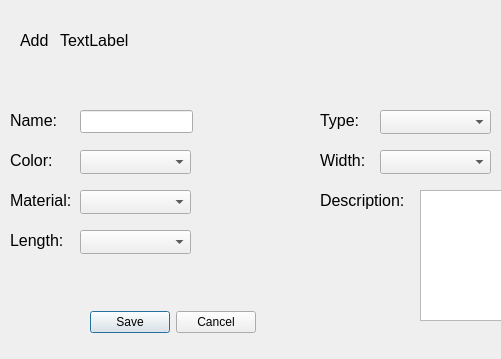
Old version of the form addclothing.ui in the repository MijersOne/CyberDom-Qt; both pictures show x 0 to 501 and y 0 to 359 of the 719 by 359 pixel window.
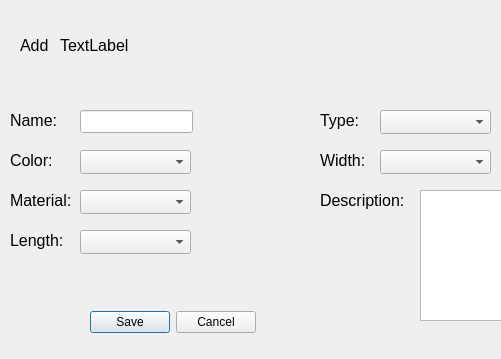
New version of the form.

```diff
--- a/addclothing.ui
+++ b/addclothing.ui
@@ -19,7 +19,7 @@
      <x>20</x>
      <y>30</y>
      <width>31</width>
-     <height>21</height>
+     <height>31</height>
     </rect>
    </property>
    <property name="font">
@@ -37,7 +37,7 @@
      <x>60</x>
      <y>30</y>
      <width>301</width>
-     <height>21</height>
+     <height>31</height>
     </rect>
    </property>
    <property name="font">
```
